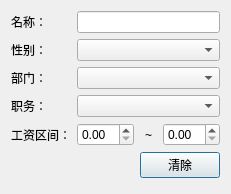
First picture: the form in CMS/GuidoCMS/form/searchdialog.ui, repository GuidoLuo0521/Projects, before the edit.
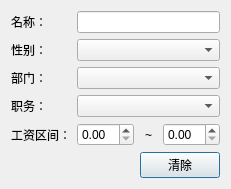
Second picture: the form after the edit.

What changed in the file:
```diff
--- a/CMS/GuidoCMS/form/searchdialog.ui
+++ b/CMS/GuidoCMS/form/searchdialog.ui
@@ -6,8 +6,8 @@
    <rect>
     <x>0</x>
     <y>0</y>
-    <width>225</width>
-    <height>194</height>
+    <width>227</width>
+    <height>179</height>
    </rect>
   </property>
   <property name="windowTitle">
```
Left out of the diff: 60 changed lines with no effect on the pictures.
